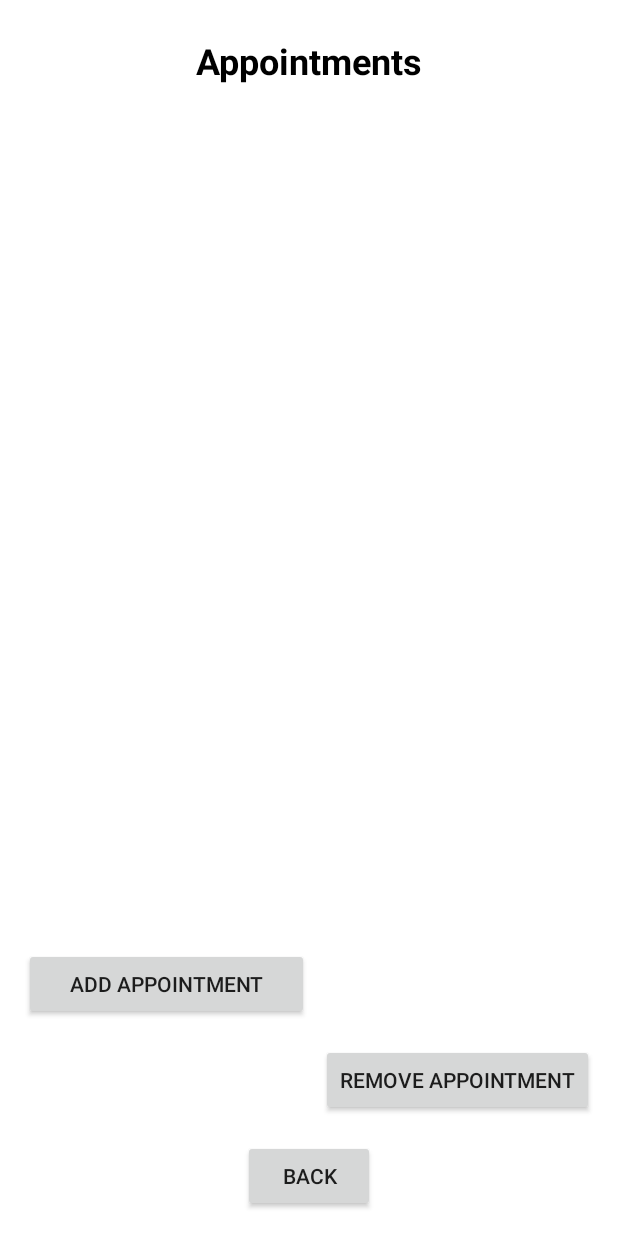
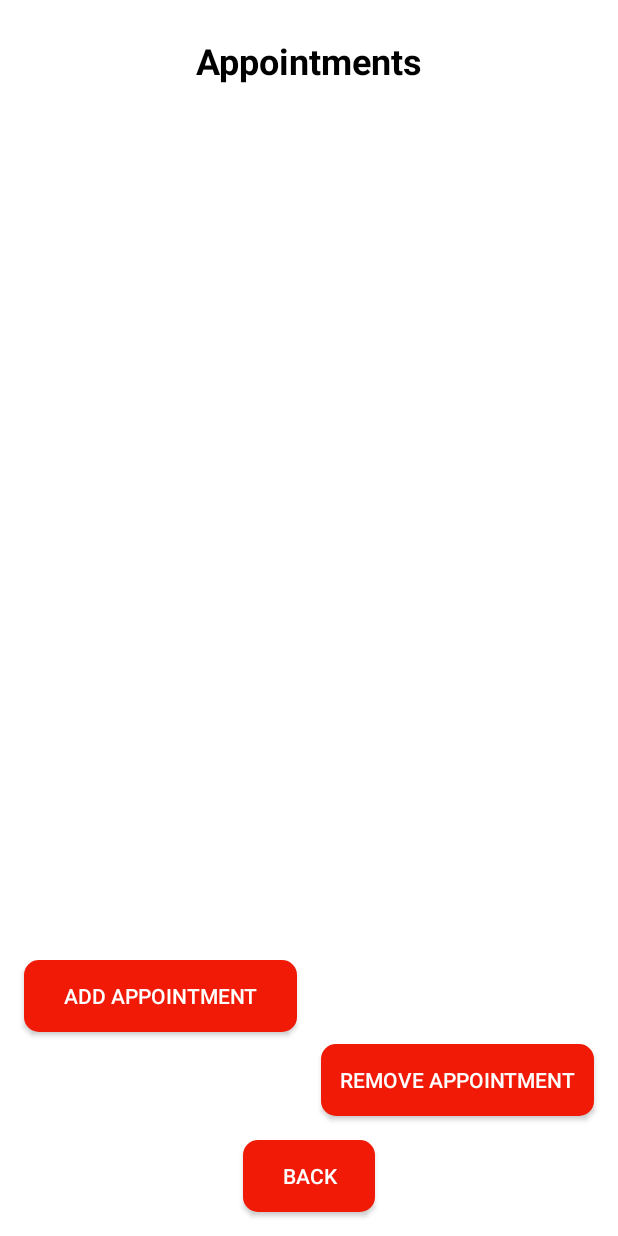
Before and after one commit to TurtleIt31/AndriodRushAPp, an Android app built with Jetpack Compose: the layout activity_appointments.xml on its own in the app's theme, with its tools: preview values and no code run, on a phone screen of 412 x 824 dp. Run offline under Robolectric (Android 15) with nearby library versions, the phone set to English and light mode, and no system bars.

```diff
--- a/app/src/main/res/layout/activity_appointments.xml
+++ b/app/src/main/res/layout/activity_appointments.xml
@@ -37,7 +37,11 @@
         android:layout_width="0dp"
         android:layout_height="wrap_content"
         android:layout_marginStart="16dp"
-        android:layout_marginBottom="16dp"
+        android:layout_marginEnd="8dp"
+        android:layout_marginBottom="8dp"
+        android:gravity="center"
+        android:background="@drawable/orange_bg"
+        android:textColor="@color/white"
         android:text="Add Appointment"
         app:layout_constraintBottom_toTopOf="@+id/removeAppointmentButton"
         app:layout_constraintEnd_toStartOf="@+id/guideline2"
@@ -51,6 +55,9 @@
         android:layout_marginStart="8dp"
         android:layout_marginEnd="16dp"
         android:layout_marginBottom="16dp"
+        android:gravity="center"
+        android:background="@drawable/orange_bg"
+        android:textColor="@color/white"
         android:text="Remove Appointment"
         app:layout_constraintBottom_toTopOf="@+id/backButton"
         app:layout_constraintEnd_toEndOf="parent"
@@ -61,6 +68,9 @@
         android:layout_width="wrap_content"
         android:layout_height="wrap_content"
         android:layout_marginBottom="16dp"
+        android:gravity="center"
+        android:background="@drawable/orange_bg"
+        android:textColor="@color/white"
         android:text="Back"
         app:layout_constraintBottom_toBottomOf="parent"
         app:layout_constraintEnd_toEndOf="parent"
--- a/app/src/main/res/layout/activity_invoices.xml
+++ b/app/src/main/res/layout/activity_invoices.xml
@@ -39,6 +39,9 @@
         android:layout_marginStart="16dp"
         android:layout_marginEnd="16dp"
         android:layout_marginBottom="16dp"
+        android:gravity="center"
+        android:background="@drawable/orange_bg"
+        android:textColor="@color/white"
         android:text="Create Invoice"
         app:layout_constraintBottom_toTopOf="@+id/backButton"
         app:layout_constraintEnd_toEndOf="parent"
@@ -49,6 +52,9 @@
         android:layout_width="wrap_content"
         android:layout_height="wrap_content"
         android:layout_marginBottom="16dp"
+        android:gravity="center"
+        android:background="@drawable/orange_bg"
+        android:textColor="@color/white"
         android:text="Back"
         app:layout_constraintBottom_toBottomOf="parent"
         app:layout_constraintEnd_toEndOf="parent"
```
